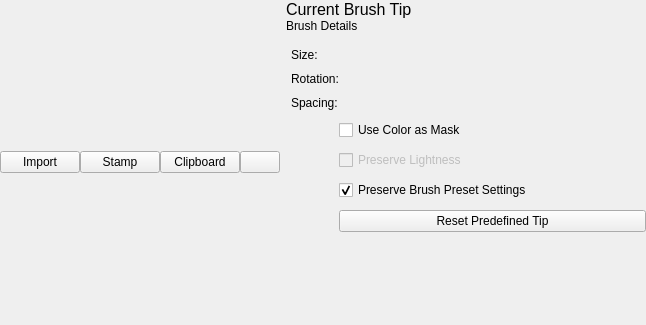
Above: plugins/paintops/libpaintop/forms/wdgpredefinedbrushchooser.ui from KDE/krita before the change. Below: the same form after it.
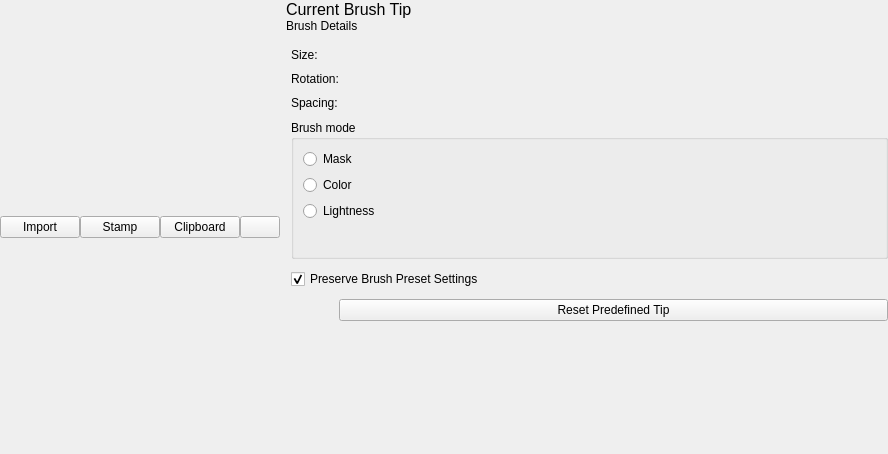
That is the form after the change. Custom widgets are drawn as their Qt base class.

Commit message:
Implement GUI for adjusting lightness-based brushes
The patch does two user-visible changes:

1) No "Use Color as Mask" switch anymore. Instead, predefined brushes have
   three modes: Mask, Color and Lightness.

2) The user can apply brightness/contrast adjustments to the
   lightness-based brushes. The option is not awailable for normal
   color-based brushes (just not implemented)

Diff of the .ui file:
```diff
--- a/plugins/paintops/libpaintop/forms/wdgpredefinedbrushchooser.ui
+++ b/plugins/paintops/libpaintop/forms/wdgpredefinedbrushchooser.ui
@@ -6,8 +6,8 @@
    <rect>
     <x>0</x>
     <y>0</y>
-    <width>646</width>
-    <height>325</height>
+    <width>888</width>
+    <height>454</height>
    </rect>
   </property>
   <layout class="QHBoxLayout" name="horizontalLayout_2">
@@ -158,20 +158,6 @@
        <property name="verticalSpacing">
         <number>10</number>
        </property>
-       <item row="0" column="0">
-        <widget class="QLabel" name="brushSizeLabel">
-         <property name="text">
-          <string>Size:</string>
-         </property>
-        </widget>
-       </item>
-       <item row="7" column="1">
-        <widget class="QPushButton" name="resetBrushButton">
-         <property name="text">
-          <string>Reset Predefined Tip</string>
-         </property>
-        </widget>
-       </item>
        <item row="2" column="1">
         <widget class="KisSpacingSelectionWidget" name="brushSpacingSelectionWidget" native="true">
          <property name="sizePolicy">
@@ -199,6 +185,40 @@
          </property>
         </widget>
        </item>
+       <item row="6" column="1">
+        <widget class="QPushButton" name="resetBrushButton">
+         <property name="text">
+          <string>Reset Predefined Tip</string>
+         </property>
+        </widget>
+       </item>
+       <item row="1" column="1">
+        <widget class="KisDoubleSliderSpinBox" name="brushRotationSpinBox" native="true">
+         <property name="sizePolicy">
+          <sizepolicy hsizetype="MinimumExpanding" vsizetype="Preferred">
+           <horstretch>0</horstretch>
+           <verstretch>0</verstretch>
+          </sizepolicy>
+         </property>
+        </widget>
+       </item>
+       <item row="0" column="0">
+        <widget class="QLabel" name="brushSizeLabel">
+         <property name="text">
+          <string>Size:</string>
+         </property>
+        </widget>
+       </item>
+       <item row="0" column="1">
+        <widget class="KisDoubleSliderSpinBox" name="brushSizeSpinBox" native="true">
+         <property name="sizePolicy">
+          <sizepolicy hsizetype="MinimumExpanding" vsizetype="Preferred">
+           <horstretch>0</horstretch>
+           <verstretch>0</verstretch>
+          </sizepolicy>
+         </property>
+        </widget>
+       </item>
        <item row="2" column="0">
         <widget class="QLabel" name="brushSpacingLabel">
          <property name="text">
@@ -206,7 +226,67 @@
          </property>
         </widget>
        </item>
-       <item row="5" column="1">
+       <item row="3" column="0" colspan="2">
+        <widget class="QGroupBox" name="grpBrushMode">
+         <property name="title">
+          <string>Brush mode</string>
+         </property>
+         <layout class="QVBoxLayout" name="verticalLayout_3">
+          <item>
+           <widget class="QRadioButton" name="btnMaskMode">
+            <property name="text">
+             <string>Mask</string>
+            </property>
+           </widget>
+          </item>
+          <item>
+           <widget class="QRadioButton" name="btnColorMode">
+            <property name="text">
+             <string>Color</string>
+            </property>
+           </widget>
+          </item>
+          <item>
+           <widget class="QRadioButton" name="btnLightnessMode">
+            <property name="text">
+             <string>Lightness</string>
+            </property>
+           </widget>
+          </item>
+          <item>
+           <layout class="QHBoxLayout" name="horizontalLayout_3">
+            <item>
+             <spacer name="horizontalSpacer">
+              <property name="orientation">
+               <enum>Qt::Horizontal</enum>
+              </property>
+              <property name="sizeType">
+               <enum>QSizePolicy::Fixed</enum>
+              </property>
+              <property name="sizeHint" stdset="0">
+               <size>
+                <width>30</width>
+                <height>20</height>
+               </size>
+              </property>
+             </spacer>
+            </item>
+            <item>
+             <layout class="QVBoxLayout" name="verticalLayout_4">
+              <item>
+               <widget class="KisSliderSpinBox" name="intBrightnessAdjustment" native="true"/>
+              </item>
+              <item>
+               <widget class="KisSliderSpinBox" name="intContrastAdjustment" native="true"/>
+              </item>
+             </layout>
+            </item>
+           </layout>
+          </item>
+         </layout>
+        </widget>
+       </item>
+       <item row="4" column="0" colspan="2">
         <widget class="QCheckBox" name="preserveBrushPresetSettings">
          <property name="text">
           <string>Preserve Brush Preset Settings</string>
@@ -216,36 +296,6 @@
          </property>
         </widget>
        </item>
-       <item row="0" column="1">
-        <widget class="KisDoubleSliderSpinBox" name="brushSizeSpinBox" native="true">
-         <property name="sizePolicy">
-          <sizepolicy hsizetype="MinimumExpanding" vsizetype="Preferred">
-           <horstretch>0</horstretch>
-           <verstretch>0</verstretch>
-          </sizepolicy>
-         </property>
-        </widget>
-       </item>
-       <item row="3" column="1">
-        <widget class="QCheckBox" name="useColorAsMaskCheckbox">
-         <property name="text">
-          <string>Use Color as Mask</string>
-         </property>
-        </widget>
-       </item>
-       <item row="4" column="1">
-        <widget class="QCheckBox" name="preserveLightnessCheckbox">
-         <property name="enabled">
-          <bool>false</bool>
-         </property>
-         <property name="text">
-          <string>Preserve Lightness</string>
-         </property>
-         <property name="checkable">
-          <bool>true</bool>
-         </property>
-        </widget>
-       </item>
       </layout>
      </item>
      <item>
@@ -266,6 +316,12 @@
   </layout>
  </widget>
  <customwidgets>
+  <customwidget>
+   <class>KisSliderSpinBox</class>
+   <extends>QWidget</extends>
+   <header>kis_slider_spin_box.h</header>
+   <container>1</container>
+  </customwidget>
   <customwidget>
    <class>KisDoubleSliderSpinBox</class>
    <extends>QWidget</extends>
```
Left out of the diff: 10 changed lines with no effect on the pictures. The commit also changes 7 other files.
